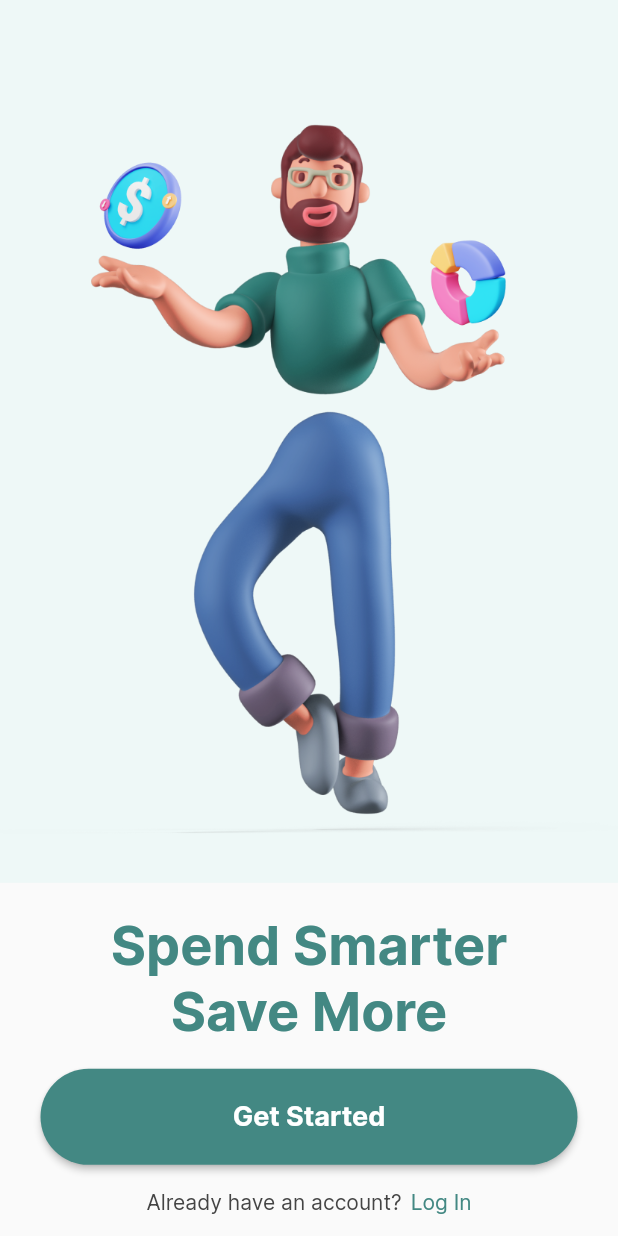
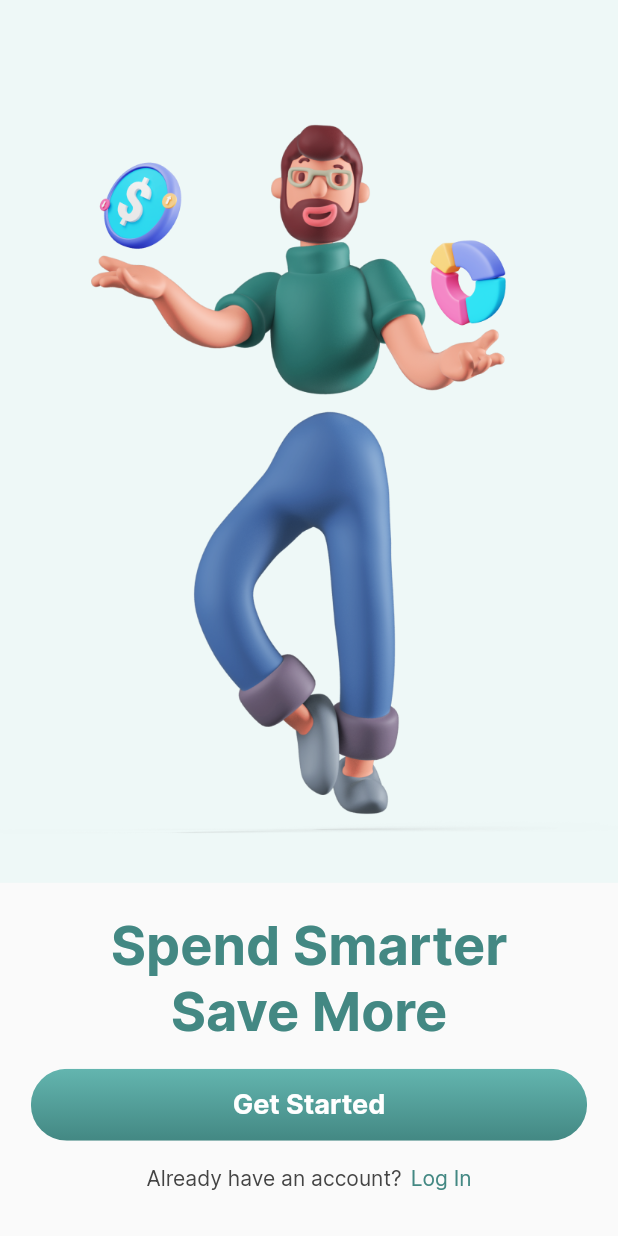
Before and after one commit to ericarodrigs/financy_app, a Flutter app: the screen it shows after launch, on a phone screen of 412 x 824 dp. Run offline on Flutter 3.47's test engine with Material 2 defaults, Android fonts, the phone set to English and light mode, and no system bars.

Commit message:
Refactors and create widget My Button from scratch

```diff
--- a/lib/core/constants/app_colors.dart
+++ b/lib/core/constants/app_colors.dart
@@ -9,4 +9,13 @@ class AppColors {
   static const Color iceWhite = Color(0xffeef8f7);
   static const Color grey = Color(0xff444444);
 
+  static const List<Color> greenGradient = [
+    Color(0xff63b5af),
+    Color(0xff438883),
+  ];
+
+  static const List<Color> greyGradient = [
+    Color(0xffa0afad),
+    Color(0xff828d8b),
+  ];
 }
--- /dev/null
+++ b/lib/core/widgets/my_button.dart
@@ -0,0 +1,43 @@
+import 'package:estudos/core/constants/app_text_styles.dart';
+import 'package:flutter/cupertino.dart';
+import 'package:flutter/material.dart';
+
+import '../constants/app_colors.dart';
+
+class MyButton extends StatelessWidget {
+  final VoidCallback? onTap;
+  final String text;
+  const MyButton({Key? key, this.onTap, required this.text}) : super(key: key);
+
+  @override
+  Widget build(BuildContext context) {
+
+    const BorderRadius _borderRadius = BorderRadius.all(Radius.circular(36));
+
+    return Material(
+      child: Ink(
+        height: 48,
+        width: MediaQuery.of(context).size.width * 0.9,
+        decoration: BoxDecoration(
+          borderRadius: _borderRadius,
+          gradient: LinearGradient(
+            colors: onTap != null ? AppColors.greenGradient : AppColors.greyGradient,
+            begin: Alignment.topCenter,
+            end: Alignment.bottomCenter,
+          ),
+        ),
+        child: InkWell(
+          borderRadius: _borderRadius,
+          onTap: onTap,
+          child: Align(
+            child: Text(
+              text,
+              style: AppTextStyles.intermediaryText.copyWith(
+                  color: AppColors.white),
+            ),
+          ),
+        ),
+      ),
+    );
+  }
+}
--- a/lib/features/onboarding/onboarding_page.dart
+++ b/lib/features/onboarding/onboarding_page.dart
@@ -3,6 +3,8 @@ import 'dart:math';
 import 'package:estudos/core/constants/app_colors.dart';
 import 'package:estudos/core/constants/app_text_styles.dart';
 import 'package:flutter/material.dart';
+
+import '../../core/widgets/my_button.dart';
 
 class OnboardingPage extends StatelessWidget {
   const OnboardingPage({Key? key}) : super(key: key);
@@ -15,7 +17,6 @@ class OnboardingPage extends StatelessWidget {
           Expanded(
             flex: 5,
             child: Container(
-              height: 150,
               color: AppColors.iceWhite,
               child: Padding(
                 padding: const EdgeInsets.only(top: 60),
@@ -43,22 +44,8 @@ class OnboardingPage extends StatelessWidget {
                   const SizedBox(
                     height: 16,
                   ),
-                  SizedBox(
-                    width: 358,
-                    height: 64,
-                    child: ElevatedButton(
-                        style: ElevatedButton.styleFrom(
-                          backgroundColor: AppColors.greenLightTwo,
-                          shape: RoundedRectangleBorder(
-                              borderRadius: BorderRadius.circular(40)),
-                        ),
-                        onPressed: () {},
-                        child: Text(
-                          'Get Started',
-                          style: AppTextStyles.intermediaryText
-                              .copyWith(color: AppColors.white),
-                        )),
-                  ),
+                  MyButton(text: 'Get Started',
+                  onTap: (){},),
                   const SizedBox(
                     height: 16,
                   ),
```
